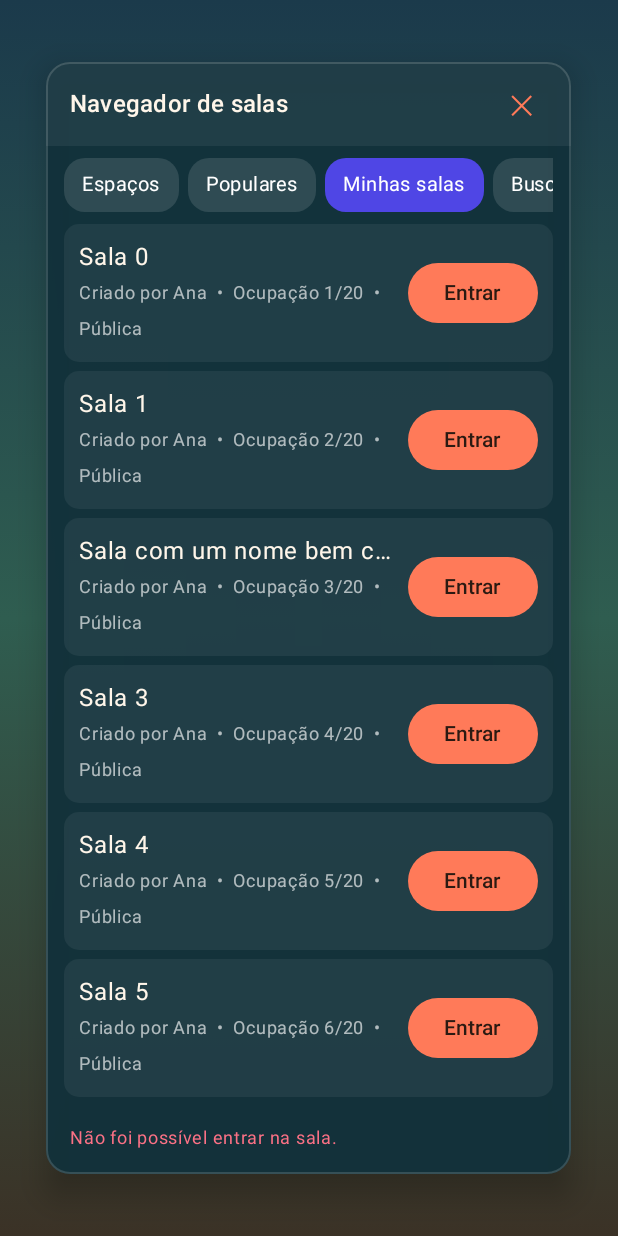
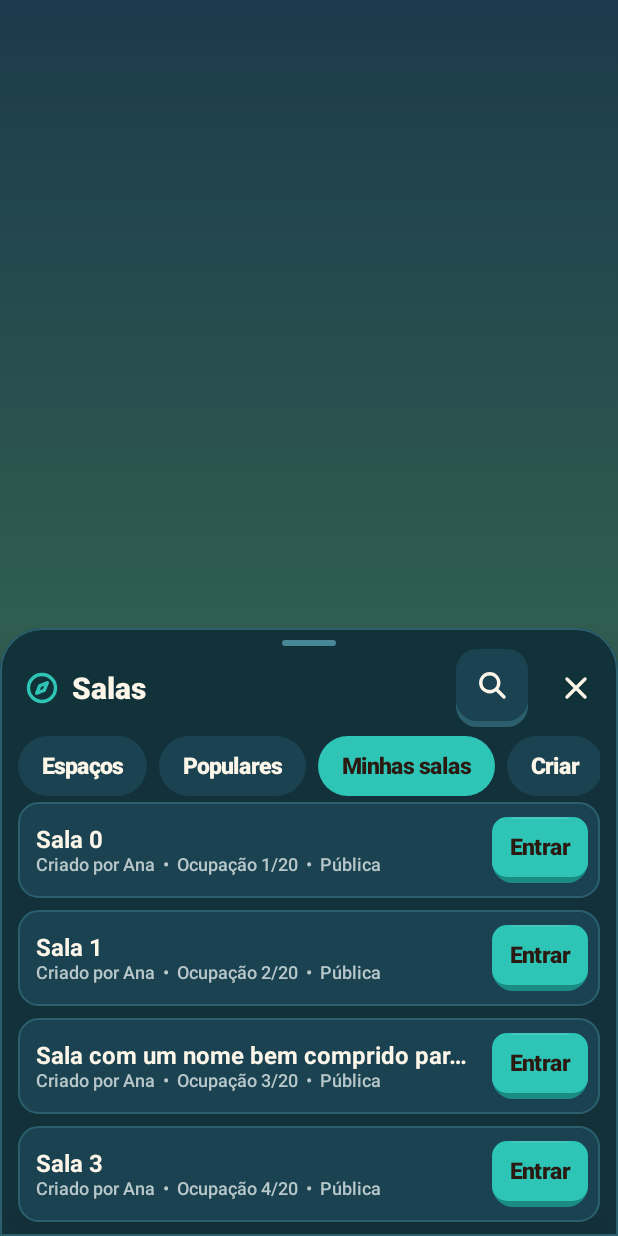
Before and after one commit to joaovictorsouza/resortclient, an Android app built with Jetpack Compose: the @Preview function NavigatorErrorPreview, on a phone screen of 412 x 824 dp. Run offline under Robolectric (Android 15) with nearby library versions, the phone set to English and light mode, and no system bars.

Commit message:
feat(navigator): Navigator in the adaptive panel, panel host and toasts
Navigator uses AdaptivePanel with tab chips, a header search toggle, room
cards and a create form (GameTextField, SelectableRow). PanelHostState lets a
panel opening over another fade in instead of sliding twice; new panels now
slide in from the edge. ToastHost lives in App; Shop purchases and Navigator
errors show as toasts. NavTab and the Bevy messages are unchanged.

Co-Authored-By: Claude Sonnet 5.5 <noreply@anthropic.com>
Claude-Session: https://claude.ai/code/session_01KRGE5iZ9MAf8aR45C8mGFF

```diff
--- /dev/null
+++ b/kmp/shared/src/commonMain/kotlin/br/eng/joaovictor/resort/ds/components/SelectableRow.kt
@@ -0,0 +1,88 @@
+package br.eng.joaovictor.resort.ds.components
+
+import androidx.compose.foundation.background
+import androidx.compose.foundation.border
+import androidx.compose.foundation.clickable
+import androidx.compose.foundation.layout.Arrangement
+import androidx.compose.foundation.layout.Column
+import androidx.compose.foundation.layout.Row
+import androidx.compose.foundation.layout.defaultMinSize
+import androidx.compose.foundation.layout.fillMaxWidth
+import androidx.compose.foundation.layout.padding
+import androidx.compose.foundation.layout.size
+import androidx.compose.foundation.shape.RoundedCornerShape
+import androidx.compose.material3.Icon
+import androidx.compose.material3.Text
+import androidx.compose.runtime.Composable
+import androidx.compose.ui.Alignment
+import androidx.compose.ui.Modifier
+import androidx.compose.ui.semantics.Role
+import androidx.compose.ui.semantics.selected
+import androidx.compose.ui.semantics.semantics
+import androidx.compose.ui.text.style.TextOverflow
+import androidx.compose.ui.tooling.preview.Preview
+import androidx.compose.ui.unit.dp
+import br.eng.joaovictor.resort.ds.DsPreviewScene
+import br.eng.joaovictor.resort.ds.icons.GameIcons
+import br.eng.joaovictor.resort.ds.theme.Haptic
+import br.eng.joaovictor.resort.ds.theme.Radius
+import br.eng.joaovictor.resort.ds.theme.ResortTheme
+import br.eng.joaovictor.resort.ds.theme.Space
+import br.eng.joaovictor.resort.ds.theme.Size as DsSize
+
+/** A list row that can be selected (room layouts, settings): 2.5dp `secondary` border and a check when selected. */
+@Composable
+fun SelectableRow(title: String, subtitle: String?, selected: Boolean, onClick: () -> Unit, modifier: Modifier = Modifier) {
+    val colors = ResortTheme.colors
+    val feedback = ResortTheme.feedback
+    val shape = RoundedCornerShape(Radius.md)
+    Row(
+        modifier.fillMaxWidth().defaultMinSize(minHeight = DsSize.touchMin)
+            .semantics { this.selected = selected }
+            .background(if (selected) colors.surfaceHigh else colors.surfaceRaised, shape)
+            .border(if (selected) 2.5.dp else 1.dp, if (selected) colors.secondary else colors.outline, shape)
+            .clickable(role = Role.RadioButton) { feedback.haptic(Haptic.Select); onClick() }
+            .padding(Space.md),
+        horizontalArrangement = Arrangement.spacedBy(Space.md),
+        verticalAlignment = Alignment.CenterVertically,
+    ) {
+        Column(Modifier.weight(1f)) {
+            Text(title, style = ResortTheme.type.titleSmall, color = colors.text, maxLines = 1, overflow = TextOverflow.Ellipsis)
+            if (subtitle != null) Text(subtitle, style = ResortTheme.type.caption, color = colors.textMuted, maxLines = 2, overflow = TextOverflow.Ellipsis)
+        }
+        if (selected) Icon(GameIcons.Check, null, tint = colors.secondary, modifier = Modifier.size(DsSize.icon))
+    }
+}
+
+/** A room (or public space) in a list, with its action (join). */
+@Composable
+fun RoomListCard(name: String, subtitle: String, actionLabel: String, onAction: () -> Unit, modifier: Modifier = Modifier) {
+    val colors = ResortTheme.colors
+    Row(
+        modifier.fillMaxWidth()
+            .background(colors.surfaceRaised, RoundedCornerShape(Radius.md))
+            .border(1.dp, colors.outline, RoundedCornerShape(Radius.md))
+            .padding(start = Space.md, top = Space.sm, bottom = Space.sm, end = Space.sm),
+        horizontalArrangement = Arrangement.spacedBy(Space.md),
+        verticalAlignment = Alignment.CenterVertically,
+    ) {
+        Column(Modifier.weight(1f)) {
+            Text(name, style = ResortTheme.type.titleSmall, color = colors.text, maxLines = 1, overflow = TextOverflow.Ellipsis)
+            Text(subtitle, style = ResortTheme.type.caption, color = colors.textMuted, maxLines = 2, overflow = TextOverflow.Ellipsis)
+        }
+        GameButton(actionLabel, onAction, size = ButtonSize.Small, variant = ButtonVariant.Secondary)
+    }
+}
+
+// ---- Previews ----
+
+@Preview(name = "SelectableRow and RoomListCard", widthDp = 360, heightDp = 340)
+@Composable
+private fun SelectableRowPreview() = DsPreviewScene {
+    Column(Modifier.padding(Space.lg), verticalArrangement = Arrangement.spacedBy(Space.sm)) {
+        SelectableRow("Praia pequena", "12x12 (máx. 20)", selected = true, onClick = {})
+        SelectableRow("Salão", "20x20 (máx. 40)", selected = false, onClick = {})
+        RoomListCard("Casa da Praia", "Criado por João  •  Ocupação 3/40  •  Pública", "Entrar", {})
+        RoomListCard("Uma sala com um nome muito comprido para testar a quebra de linha", "Criado por Player  •  Ocupação 0/40  •  Privada", "Entrar", {})
+    }
+}
--- a/kmp/shared/src/commonMain/kotlin/br/eng/joaovictor/resort/ds/layout/AdaptivePanel.kt
+++ b/kmp/shared/src/commonMain/kotlin/br/eng/joaovictor/resort/ds/layout/AdaptivePanel.kt
@@ -5,6 +5,8 @@ import androidx.compose.foundation.layout.RowScope
 import androidx.compose.foundation.layout.padding
 import androidx.compose.material3.Text
 import androidx.compose.runtime.Composable
+import androidx.compose.runtime.DisposableEffect
+import androidx.compose.runtime.remember
 import androidx.compose.ui.Modifier
 import androidx.compose.ui.geometry.Rect
 import androidx.compose.ui.graphics.vector.ImageVector
@@ -35,14 +37,19 @@ fun AdaptivePanel(
     tucked: Boolean = false,
     onBoundsChange: (Rect) -> Unit = {},
     spec: PanelSpec = rememberPanelSpec(),
+    /** Identifies this panel to the [PanelHostState]; panels with a key swap without a double animation. */
+    panelKey: String? = null,
     content: @Composable ColumnScope.() -> Unit,
 ) {
+    val host = LocalPanelHost.current
+    val swapIn = remember(panelKey, host) { panelKey != null && host != null && host.claim(panelKey) }
+    DisposableEffect(panelKey, host) { onDispose { if (panelKey != null) host?.release(panelKey) } }
     when (spec.form) {
         PanelForm.Side -> SidePanel(
-            visible, title, onClose, spec.sideWidth, modifier, icon, headerActions, footer, tucked, onBoundsChange, content,
+            visible, title, onClose, spec.sideWidth, modifier, icon, headerActions, footer, tucked, onBoundsChange, swapIn, content,
         )
         PanelForm.Sheet -> BottomSheet(
-            visible, title, onClose, spec, modifier, icon, headerActions, footer, initialDetent, tucked, onBoundsChange, content,
+            visible, title, onClose, spec, modifier, icon, headerActions, footer, initialDetent, tucked, onBoundsChange, swapIn, content,
         )
     }
 }
--- a/kmp/shared/src/commonMain/kotlin/br/eng/joaovictor/resort/ds/layout/BottomSheet.kt
+++ b/kmp/shared/src/commonMain/kotlin/br/eng/joaovictor/resort/ds/layout/BottomSheet.kt
@@ -1,6 +1,9 @@
 package br.eng.joaovictor.resort.ds.layout
 
 import androidx.compose.animation.core.Animatable
+import androidx.compose.animation.core.tween
+import androidx.compose.ui.graphics.graphicsLayer
+import androidx.compose.ui.platform.LocalInspectionMode
 import androidx.compose.foundation.ExperimentalFoundationApi
 import androidx.compose.foundation.background
 import androidx.compose.foundation.border
@@ -76,6 +79,8 @@ fun BottomSheet(
     /** Lowers the sheet to Peek without closing it. */
     tucked: Boolean = false,
     onBoundsChange: (Rect) -> Unit = {},
+    /** Another panel was open a moment ago: fade in over it instead of sliding up. */
+    swapIn: Boolean = false,
     content: @Composable ColumnScope.() -> Unit,
 ) {
     val density = LocalDensity.current
@@ -90,7 +95,10 @@ fun BottomSheet(
     }
     val state = remember { AnchoredDraggableState(initialValue = initialDetent) }
     SideEffect { state.updateAnchors(anchors) }
-    val shown = remember { Animatable(if (visible) 1f else 0f) }
+    val inPlace = LocalInspectionMode.current || swapIn
+    val shown = remember { Animatable(if (visible && inPlace) 1f else 0f) }
+    val fade = remember { Animatable(if (swapIn) 0.5f else 1f) }
+    LaunchedEffect(Unit) { if (swapIn) fade.animateTo(1f, tween(Motion.base)) }
     LaunchedEffect(visible) { shown.animateTo(if (visible) 1f else 0f, Motion.panelSpring) }
     LaunchedEffect(tucked) {
         if (tucked) state.animateTo(SheetDetent.Peek, Motion.panelSpring) else if (state.targetValue == SheetDetent.Peek) state.animateTo(initialDetent, Motion.panelSpring)
@@ -112,6 +120,7 @@ fun BottomSheet(
                     layout(p.width, h) { p.place(0, 0) }
                 }
                 .onGloballyPositioned { onBoundsChange(it.boundsInRoot()) }
+                .graphicsLayer { alpha = fade.value }
                 .drawSolidShadow(corner = Radius.xl)
                 .background(colors.surface, shape)
                 .border(1.dp, colors.outline, shape)
--- a/kmp/shared/src/commonMain/kotlin/br/eng/joaovictor/resort/views/inventory/InventoryView.kt
+++ b/kmp/shared/src/commonMain/kotlin/br/eng/joaovictor/resort/views/inventory/InventoryView.kt
@@ -146,6 +146,7 @@ fun InventoryContent(
             tucked = outside,
             onBoundsChange = { panelBounds = it },
             spec = spec,
+            panelKey = "inventory",
         ) {
             if (searchOpen) {
                 SearchField(
--- a/kmp/shared/src/commonMain/kotlin/br/eng/joaovictor/resort/views/navigator/NavigatorView.kt
+++ b/kmp/shared/src/commonMain/kotlin/br/eng/joaovictor/resort/views/navigator/NavigatorView.kt
@@ -1,43 +1,49 @@
 package br.eng.joaovictor.resort.views.navigator
 
-import androidx.compose.foundation.background
-import androidx.compose.foundation.border
-import androidx.compose.foundation.clickable
 import androidx.compose.foundation.layout.Arrangement
 import androidx.compose.foundation.layout.Box
 import androidx.compose.foundation.layout.Column
-import androidx.compose.foundation.layout.Row
 import androidx.compose.foundation.layout.fillMaxSize
 import androidx.compose.foundation.layout.fillMaxWidth
 import androidx.compose.foundation.layout.padding
 import androidx.compose.foundation.lazy.LazyColumn
-import androidx.compose.foundation.lazy.LazyRow
 import androidx.compose.foundation.lazy.items
-import androidx.compose.foundation.shape.RoundedCornerShape
-import androidx.compose.material3.Button
-import androidx.compose.material3.CircularProgressIndicator
-import androidx.compose.material3.Text
 import androidx.compose.runtime.Composable
+import androidx.compose.runtime.LaunchedEffect
 import androidx.compose.runtime.collectAsState
 import androidx.compose.runtime.getValue
 import androidx.compose.runtime.remember
 import androidx.compose.ui.Alignment
 import androidx.compose.ui.Modifier
-import androidx.compose.ui.graphics.Color
-import androidx.compose.ui.text.style.TextOverflow
+import androidx.compose.ui.tooling.preview.Preview
 import androidx.compose.ui.unit.dp
-import androidx.compose.ui.unit.sp
-import br.eng.joaovictor.resort.components.GameSearchBar
-import br.eng.joaovictor.resort.components.GameWindow
-import br.eng.joaovictor.resort.views.hud.HideHudWhileVisible
+import br.eng.joaovictor.resort.ds.components.ChipItem
+import br.eng.joaovictor.resort.ds.components.CategoryChips
+import br.eng.joaovictor.resort.ds.components.EmptyState
+import br.eng.joaovictor.resort.ds.components.GameButton
+import br.eng.joaovictor.resort.ds.components.ButtonSize
+import br.eng.joaovictor.resort.ds.components.GameIconButton
+import br.eng.joaovictor.resort.ds.components.GameTextField
+import br.eng.joaovictor.resort.ds.components.IconButtonStyle
+import br.eng.joaovictor.resort.ds.components.LocalToastHost
+import br.eng.joaovictor.resort.ds.components.RoomListCard
+import br.eng.joaovictor.resort.ds.components.SearchField
+import br.eng.joaovictor.resort.ds.components.SelectableRow
+import br.eng.joaovictor.resort.ds.components.SkeletonList
+import br.eng.joaovictor.resort.ds.components.ToastKind
+import br.eng.joaovictor.resort.ds.icons.GameIcons
+import br.eng.joaovictor.resort.ds.layout.AdaptivePanel
+import br.eng.joaovictor.resort.ds.layout.PanelSpec
+import br.eng.joaovictor.resort.ds.layout.panelSpecFor
+import br.eng.joaovictor.resort.ds.layout.rememberPanelSpec
+import br.eng.joaovictor.resort.ds.theme.ResortTheme
+import br.eng.joaovictor.resort.ds.theme.Space
+import br.eng.joaovictor.resort.views.hud.CompactHudWhileVisible
 import br.eng.joaovictor.resort.views.preview.PreviewData
 import br.eng.joaovictor.resort.views.preview.PreviewScene
-import androidx.compose.ui.tooling.preview.Preview
 
-/** The HUD owner name the navigator holds while open (see `HudVisibility`). */
+/** The HUD owner name the navigator holds while open (see `HudVisibility`); the HUD shrinks to Compact. */
 internal const val NAVIGATOR_HUD_OWNER = "navigator"
-
-private val Selected = Color(0xFF4F46E5)
 
 /** What the navigator can ask for; previews pass no-ops. */
 class NavigatorActions(
@@ -51,12 +57,29 @@ class NavigatorActions(
     val onCreate: () -> Unit = {},
 )
 
-/** Collects the state and holds the HUD hidden while the navigator is open. */
+/**
+ * The tabs shown as chips. Search is not one of them: it is the magnifier in the header, but it stays a
+ * tab in the state (the game's `navigator_tab` key), so the state and the Bevy contract do not change.
+ */
+val NAV_CHIP_TABS: List<NavTab> = NavTab.entries.filter { it != NavTab.Search }
+
+/** The chip to highlight: none while searching, the tab otherwise. */
+fun navChipSelection(tab: NavTab): String? = if (tab == NavTab.Search) null else tab.key
+
+/** Tapping the magnifier opens the search tab; tapping it again returns to the spaces. */
+fun toggleNavSearch(tab: NavTab): NavTab = if (tab == NavTab.Search) NavTab.Public else NavTab.Search
+
+/** A problem message becomes an error toast, once per distinct message. */
+fun navigatorToastText(status: String?): String? = status?.takeIf { it.isNotBlank() }
+
+/** Collects the state, shrinks the HUD to Compact and turns status messages into toasts. */
 @Composable
 fun NavigatorView(viewModel: NavigatorViewModel) {
     val ui by viewModel.ui.collectAsState()
     if (!ui.open) return
-    HideHudWhileVisible(NAVIGATOR_HUD_OWNER)
+    CompactHudWhileVisible(NAVIGATOR_HUD_OWNER)
+    val toasts = LocalToastHost.current
+    LaunchedEffect(ui.status) { navigatorToastText(ui.status)?.let { toasts?.post(ToastKind.Error, it) } }
     val actions = remember(viewModel) {
         NavigatorActions(
             viewModel::close, viewModel::selectTab, viewModel::setQuery, viewModel::search,
@@ -66,133 +89,115 @@ fun NavigatorView(viewModel: NavigatorViewModel) {
     NavigatorContent(ui, actions)
 }
 
-/** Stateless room navigator: tabs (spaces, popular, mine, search, create) over a room list or the create form. */
+/**
+ * Stateless room navigator in the adaptive panel: chips (spaces, popular, mine, create) and a search toggle
+ * in the header, over a list of room cards or the create form (button in the sticky footer).
+ */
 @Composable
-fun NavigatorContent(ui: NavigatorUiState, actions: NavigatorActions) {
-    GameWindow(
-        title = "Navegador de salas",
+fun NavigatorContent(ui: NavigatorUiState, actions: NavigatorActions, spec: PanelSpec = rememberPanelSpec()) {
+    val searching = ui.tab == NavTab.Search
+    AdaptivePanel(
+        visible = true,
+        title = "Salas",
         onClose = actions.onClose,
-        maxWidth = 640.dp,
-        widthFraction = 0.85f,
+        icon = GameIcons.Compass,
+        headerActions = {
+            GameIconButton(
+                GameIcons.Search, "Buscar sala", { actions.onTab(toggleNavSearch(ui.tab)) },
+                style = IconButtonStyle.Raised, active = searching,
+            )
+        },
+        footer = if (ui.tab == NavTab.Create) {
+            { GameButton("Criar espaço", actions.onCreate, Modifier.fillMaxWidth(), size = ButtonSize.Large, enabled = ui.canCreate) }
+        } else {
+            null
+        },
+        spec = spec,
+        panelKey = "navigator",
     ) {
-        LazyRow(
-            Modifier.padding(horizontal = 12.dp, vertical = 8.dp),
-            horizontalArrangement = Arrangement.spacedBy(6.dp),
-        ) {
-            items(NavTab.entries) { tab ->
-                Chip(tab.label, tab == ui.tab) { actions.onTab(tab) }
-            }
+        CategoryChips(
+            NAV_CHIP_TABS.map { ChipItem(it.key, it.label) }, navChipSelection(ui.tab),
+            { key -> actions.onTab(NavTab.fromKey(key)) },
+            Modifier.padding(horizontal = Space.md),
+        )
+        if (searching) {
+            SearchField(
+                ui.query, actions.onQuery, "Nome da sala",
+                Modifier.fillMaxWidth().padding(horizontal = Space.md, vertical = Space.xs),
+                autoFocus = true, onSubmit = { if (ui.query.isNotBlank() && !ui.searching) actions.onSearch() },
+            )
         }
         Box(Modifier.weight(1f).fillMaxWidth()) {
-            when (ui.tab) {
-                NavTab.Create -> CreateForm(ui, actions)
-                NavTab.Search -> Column {
-                    Row(
-                        Modifier.padding(horizontal = 12.dp, vertical = 4.dp),
-                        horizontalArrangement = Arrangement.spacedBy(8.dp),
-                        verticalAlignment = Alignment.CenterVertically,
-                    ) {
-                        GameSearchBar(ui.query, actions.onQuery, "Nome da sala", Modifier.weight(1f))
-                        Button(onClick = actions.onSearch, enabled = ui.query.isNotBlank() && !ui.searching) { Text("Buscar") }
-                    }
-                    RoomList(ui, actions, Modifier.weight(1f))
-                }
-                else -> RoomList(ui, actions, Modifier.fillMaxSize())
-            }
-        }
-        ui.status?.let {
-            Text(it, color = Color(0xFFFB7185), fontSize = 12.sp, modifier = Modifier.padding(horizontal = 16.dp, vertical = 4.dp))
+            if (ui.tab == NavTab.Create) CreateForm(ui, actions) else RoomList(ui, actions)
         }
     }
 }
 
 @Composable
-private fun RoomList(ui: NavigatorUiState, actions: NavigatorActions, modifier: Modifier) {
+private fun RoomList(ui: NavigatorUiState, actions: NavigatorActions) {
     when {
-        ui.loading -> Box(modifier, contentAlignment = Alignment.Center) { CircularProgressIndicator() }
-        ui.emptyMessage != null -> Box(modifier, contentAlignment = Alignment.Center) { Text(ui.emptyMessage) }
+        ui.loading -> SkeletonList()
+        ui.emptyMessage != null -> Box(Modifier.fillMaxSize(), contentAlignment = Alignment.Center) {
+            EmptyState(
+                GameIcons.Compass, ui.emptyMessage,
+                action = when (ui.tab) {
+                    NavTab.Mine -> "Criar espaço" to { actions.onTab(NavTab.Create) }
+                    NavTab.Search -> if (ui.query.isNotBlank()) "Limpar busca" to { actions.onQuery("") } else null
+                    else -> null
+                },
+            )
+        }
         else -> LazyColumn(
-            modifier.padding(horizontal = 12.dp),
-            verticalArrangement = Arrangement.spacedBy(6.dp),
+            Modifier.fillMaxSize().padding(horizontal = Space.md),
+            verticalArrangement = Arrangement.spacedBy(Space.sm),
         ) {
-            items(ui.cards, key = { it.roomId }) { card -> RoomRow(card) { actions.onJoin(card.roomId) } }
+            items(ui.cards, key = { it.roomId }, contentType = { "room" }) { card ->
+                RoomListCard(card.name, card.subtitle, "Entrar", { actions.onJoin(card.roomId) })
+            }
         }
     }
 }
 
 @Composable
-private fun RoomRow(card: RoomCard, onJoin: () -> Unit) {
-    Row(
-        Modifier.fillMaxWidth().background(Color.White.copy(alpha = 0.06f), RoundedCornerShape(10.dp)).padding(10.dp),
-        horizontalArrangement = Arrangement.spacedBy(10.dp),
-        verticalAlignment = Alignment.CenterVertically,
-    ) {
-        Column(Modifier.weight(1f)) {
-            Text(card.name, maxLines = 1, overflow = TextOverflow.Ellipsis)
-            Text(card.subtitle, color = Color.White.copy(alpha = 0.65f), fontSize = 12.sp, maxLines = 2, overflow = TextOverflow.Ellipsis)
-        }
-        Button(onClick = onJoin) { Text("Entrar") }
-    }
-}
-
-@Composable
 private fun CreateForm(ui: NavigatorUiState, actions: NavigatorActions) {
-    Column(Modifier.fillMaxSize().padding(12.dp), verticalArrangement = Arrangement.spacedBy(10.dp)) {
-        GameSearchBar(ui.createName, actions.onCreateName, "Nome da sala (até $MAX_ROOM_NAME_CHARS letras)", Modifier.fillMaxWidth())
-        Text("Modelo da sala", color = Color.White.copy(alpha = 0.7f), fontSize = 12.sp)
-        LazyColumn(Modifier.weight(1f), verticalArrangement = Arrangement.spacedBy(6.dp)) {
+    Column(Modifier.fillMaxSize().padding(Space.md), verticalArrangement = Arrangement.spacedBy(Space.md)) {
+        GameTextField(
+            ui.createName, actions.onCreateName, "Nome da sala",
+            placeholder = "Até $MAX_ROOM_NAME_CHARS letras", maxLength = MAX_ROOM_NAME_CHARS,
+        )
+        androidx.compose.material3.Text("Modelo da sala", style = ResortTheme.type.caption, color = ResortTheme.colors.textMuted)
+        LazyColumn(Modifier.weight(1f), verticalArrangement = Arrangement.spacedBy(Space.sm)) {
             items(ui.layouts, key = { it.id }) { layout ->
-                val shape = RoundedCornerShape(10.dp)
-                Column(
-                    Modifier.fillMaxWidth()
-                        .background(if (layout.selected) Selected.copy(alpha = 0.35f) else Color.White.copy(alpha = 0.06f), shape)
-                        .border(if (layout.selected) 2.dp else 1.dp, if (layout.selected) Selected else Color.White.copy(alpha = 0.12f), shape)
-                        .clickable { actions.onLayout(layout.id) }
-                        .padding(10.dp),
-                ) {
-                    Text(layout.name)
-                    Text(layout.meta, color = Color.White.copy(alpha = 0.65f), fontSize = 12.sp)
-                }
+                SelectableRow(layout.name, layout.meta, layout.selected, { actions.onLayout(layout.id) })
             }
         }
-        Button(onClick = actions.onCreate, enabled = ui.canCreate, modifier = Modifier.fillMaxWidth()) { Text("Criar espaço") }
     }
-}
-
-@Composable
-private fun Chip(text: String, on: Boolean, onClick: () -> Unit) {
-    Text(
-        text,
-        color = Color.White,
-        fontSize = 13.sp,
-        modifier = Modifier
-            .background(if (on) Selected else Color.White.copy(alpha = 0.12f), RoundedCornerShape(14.dp))
-            .clickable(onClick = onClick)
-            .padding(horizontal = 12.dp, vertical = 6.dp),
-    )
 }
 
 // ---- Previews (IDE only; see ai-docs/process/previews-compose.md) ----
 
+private val LandscapeSpec = panelSpecFor(800.dp, 360.dp)
+private val PortraitSpec = panelSpecFor(360.dp, 780.dp)
+
 @Preview(name = "Public spaces (landscape)", widthDp = 800, heightDp = 360)
 @Composable
-private fun NavigatorPublicPreview() = PreviewScene { NavigatorContent(PreviewData.navigatorPublic, NavigatorActions()) }
+private fun NavigatorPublicPreview() = PreviewScene { NavigatorContent(PreviewData.navigatorPublic, NavigatorActions(), spec = LandscapeSpec) }
 
 @Preview(name = "Popular rooms", widthDp = 800, heightDp = 360)
 @Composable
-private fun NavigatorPopularPreview() = PreviewScene { NavigatorContent(PreviewData.navigatorRooms(NavTab.Popular), NavigatorActions()) }
+private fun NavigatorPopularPreview() = PreviewScene { NavigatorContent(PreviewData.navigatorRooms(NavTab.Popular), NavigatorActions(), spec = LandscapeSpec) }
 
 @Preview(name = "Popular, loading", widthDp = 800, heightDp = 360)
 @Composable
 private fun NavigatorLoadingPreview() =
-    PreviewScene { NavigatorContent(PreviewData.navigatorPublic.copy(tab = NavTab.Popular, cards = emptyList(), loading = true), NavigatorActions()) }
+    PreviewScene { NavigatorContent(PreviewData.navigatorPublic.copy(tab = NavTab.Popular, cards = emptyList(), loading = true), NavigatorActions(), spec = LandscapeSpec) }
 
 @Preview(name = "My rooms, empty", widthDp = 800, heightDp = 360)
 @Composable
 private fun NavigatorMineEmptyPreview() = PreviewScene {
     NavigatorContent(
         PreviewData.navigatorPublic.copy(tab = NavTab.Mine, cards = emptyList(), emptyMessage = emptyMessage(NavTab.Mine, false)),
-        NavigatorActions(),
+        NavigatorActions(), spec = LandscapeSpec,
     )
 }
 
@@ -201,15 +206,15 @@ private fun NavigatorMineEmptyPreview() = PreviewScene {
 private fun NavigatorSearchPreview() = PreviewScene {
     NavigatorContent(
         PreviewData.navigatorPublic.copy(tab = NavTab.Search, cards = emptyList(), query = "zzz", emptyMessage = emptyMessage(NavTab.Search, true)),
-        NavigatorActions(),
+        NavigatorActions(), spec = LandscapeSpec,
     )
 }
 
 @Preview(name = "Create room", widthDp = 800, heightDp = 360)
 @Composable
-private fun NavigatorCreatePreview() = PreviewScene { NavigatorContent(PreviewData.navigatorCreate, NavigatorActions()) }
+private fun NavigatorCreatePreview() = PreviewScene { NavigatorContent(PreviewData.navigatorCreate, NavigatorActions(), spec = LandscapeSpec) }
 
 @Preview(name = "Error status (portrait)", widthDp = 360, heightDp = 780)
 @Composable
 private fun NavigatorErrorPreview() =
-    PreviewScene { NavigatorContent(PreviewData.navigatorRooms(NavTab.Mine).copy(status = "Não foi possível entrar na sala."), NavigatorActions()) }
+    PreviewScene { NavigatorContent(PreviewData.navigatorRooms(NavTab.Mine).copy(status = "Não foi possível entrar na sala."), NavigatorActions(), spec = PortraitSpec) }
```
Also changed, not shown: kmp/shared/src/commonMain/kotlin/br/eng/joaovictor/resort/App.kt (+14 -0 lines), kmp/shared/src/commonMain/kotlin/br/eng/joaovictor/resort/ds/components/GameTextField.kt (added, +85 -0 lines), kmp/shared/src/commonMain/kotlin/br/eng/joaovictor/resort/ds/components/Skeleton.kt (+15 -0 lines), kmp/shared/src/commonMain/kotlin/br/eng/joaovictor/resort/ds/components/Toast.kt (+11 -0 lines), kmp/shared/src/commonMain/kotlin/br/eng/joaovictor/resort/ds/layout/PanelHost.kt (added, +28 -0 lines), kmp/shared/src/commonMain/kotlin/br/eng/joaovictor/resort/ds/layout/SidePanel.kt (+11 -3 lines), kmp/shared/src/commonMain/kotlin/br/eng/joaovictor/resort/views/shop/ShopView.kt (+9 -15 lines), 2 other files.
